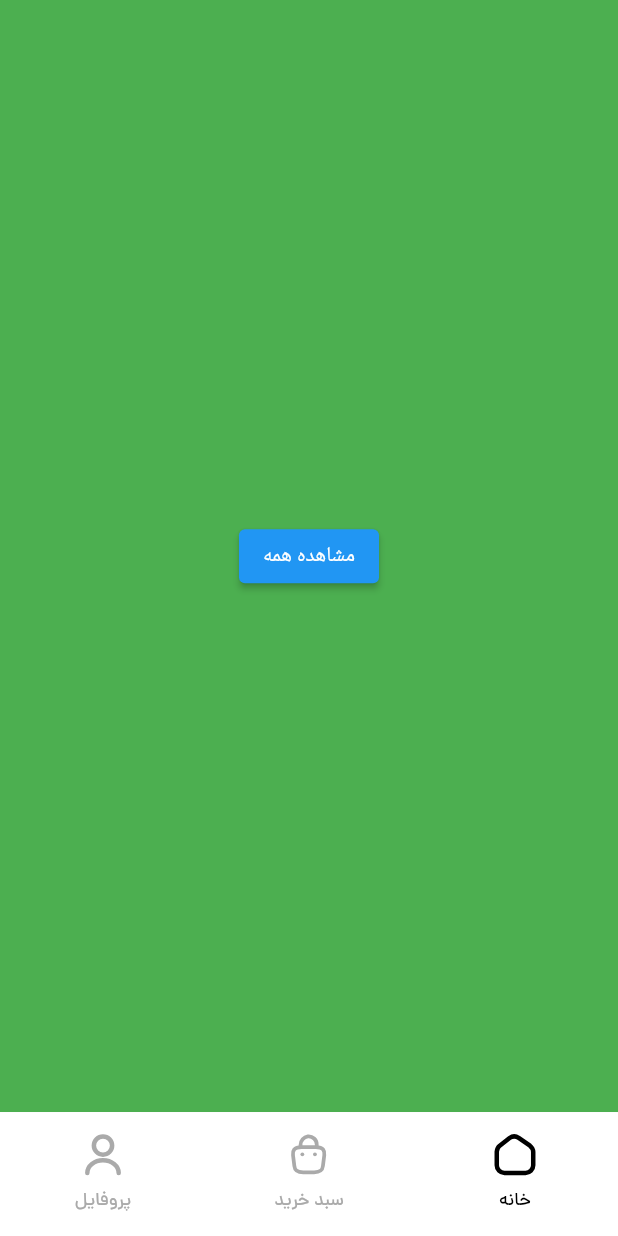
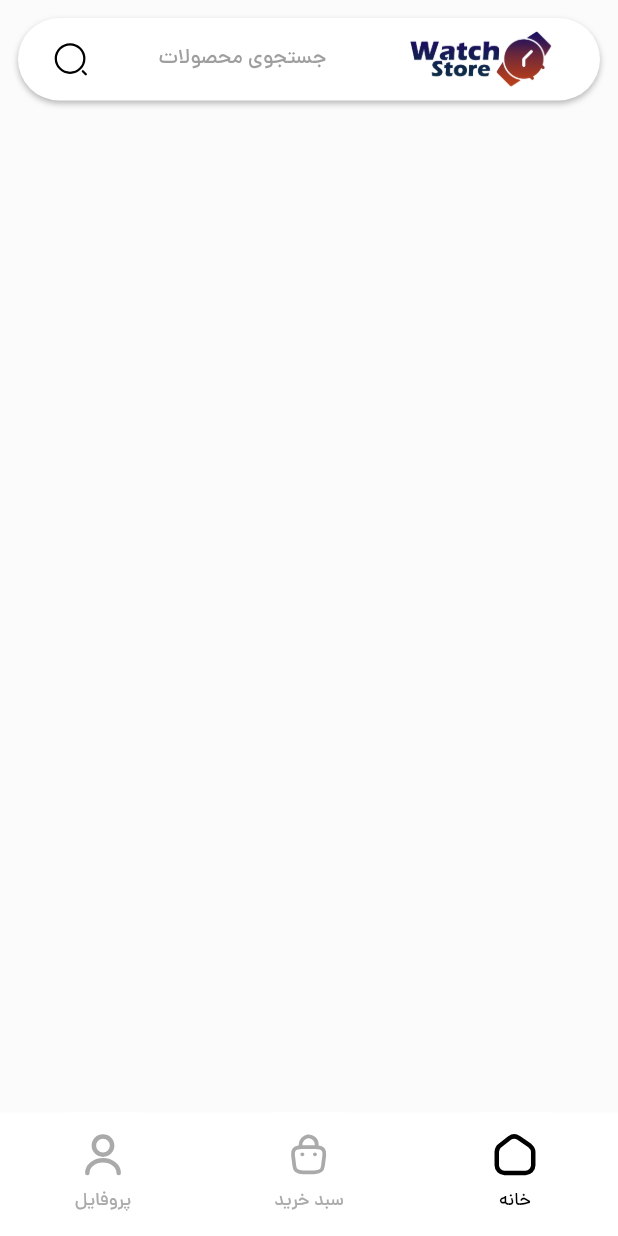
Before and after one commit to sajjadabbasi1383/Watch-Store, a Flutter app: the RegisterScreen screen opened by its route, after a tap on "ثبت نام", on a phone screen of 412 x 824 dp. Run offline on Flutter 3.47's test engine with Material 2 defaults, Android fonts, the phone set to English and light mode, and no system bars; our stand-ins replace flutter_spinkit, flutter_svg; project files that could hold a hidden picture were left out.

Commit message:
search bar

```diff
--- a/lib/component/text_style.dart
+++ b/lib/component/text_style.dart
@@ -74,4 +74,11 @@ class AppTextStyles{
       fontSize: 12,
       fontWeight: FontWeight.w500,
       color: AppColors.btmNavInActiveItem);
+
+  static const TextStyle searchHint=TextStyle(
+      fontFamily: FontFamily.dana,
+      fontSize: 14,
+      fontWeight: FontWeight.w500,
+      color: AppColors.hint
+  );
 }
--- a/lib/res/colors.dart
+++ b/lib/res/colors.dart
@@ -26,7 +26,7 @@ class AppColors {
   static const Color mainBg = Colors.white;
   static const Color title = Colors.black;
   static const Color oldPrice = Color.fromARGB(255, 191, 191, 191);
-  static const Color shadow = Color.fromARGB(90, 0, 0, 0);
+  static const Color shadow = Color.fromARGB(70, 0, 0, 0);
   static const Color hint = Colors.grey;
   static const Color appbar = Colors.white;
   static const Color searchBar = Colors.white;
--- a/lib/screens/mainscreen/home_screen.dart
+++ b/lib/screens/mainscreen/home_screen.dart
@@ -1,5 +1,10 @@
 import 'package:flutter/material.dart';
-import 'package:watch_store/screens/product_list_screen.dart';
+import 'package:flutter_svg/svg.dart';
+import 'package:watch_store/component/text_style.dart';
+import 'package:watch_store/gen/assets.gen.dart';
+import 'package:watch_store/res/colors.dart';
+import 'package:watch_store/res/dimens.dart';
+import 'package:watch_store/res/strings.dart';
 
 class HomeScreen extends StatelessWidget {
   const HomeScreen({super.key});
@@ -8,20 +13,42 @@ class HomeScreen extends StatelessWidget {
   Widget build(BuildContext context) {
     return SafeArea(
         child: Scaffold(
-      body: Container(
-        height: double.infinity,
-        width: double.infinity,
-        color: Colors.green,
-        child: Center(
-          child: ElevatedButton(
-              onPressed: () => Navigator.push(
-                  context,
-                  MaterialPageRoute(
-                    builder: (context) => const ProductListScreen(),
-                  )),
-              child: const Text("مشاهده همه")),
+      body: SingleChildScrollView(
+        physics: const BouncingScrollPhysics(),
+        child: Column(
+          children: [
+            Padding(
+              padding: const EdgeInsets.all(AppDimens.medium),
+              child: Container(
+                height: 55,
+                width:double.infinity,
+                decoration: BoxDecoration(
+                  color: AppColors.searchBar,
+                  borderRadius: BorderRadius.circular(60),
+                  boxShadow: const [
+                    BoxShadow(
+                      color: AppColors.shadow,
+                      offset: Offset(0,2),
+                      blurRadius: 3
+                    )
+                  ]
+                ),
+                child: Row(
+                  mainAxisAlignment: MainAxisAlignment.spaceAround,
+                  children: [
+                    SvgPicture.asset(Assets.svg.search.path),
+                    const Text(AppStrings.searchProduct,style: AppTextStyles.searchHint,),
+                    Padding(
+                      padding: const EdgeInsets.all(8.0),
+                      child: Image.asset(Assets.png.mainLogo.path),
+                    )
+                  ],
+                ),
+              ),
+            )
+          ],
         ),
-      ),
+      )
     ));
   }
 }
```
